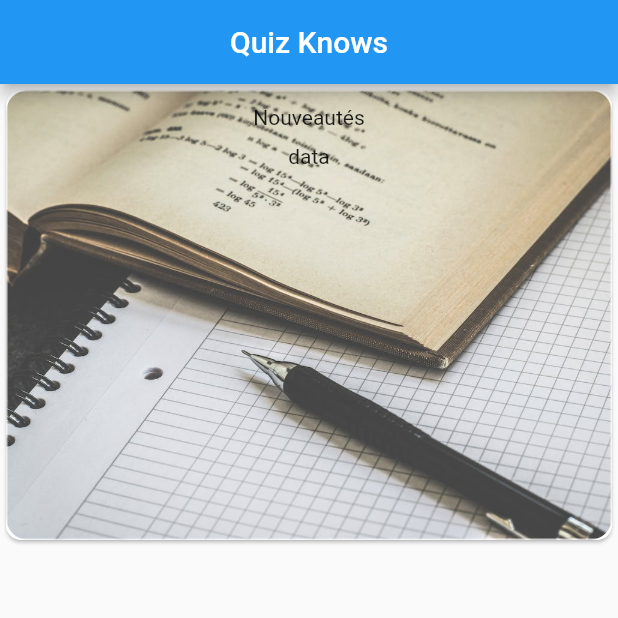
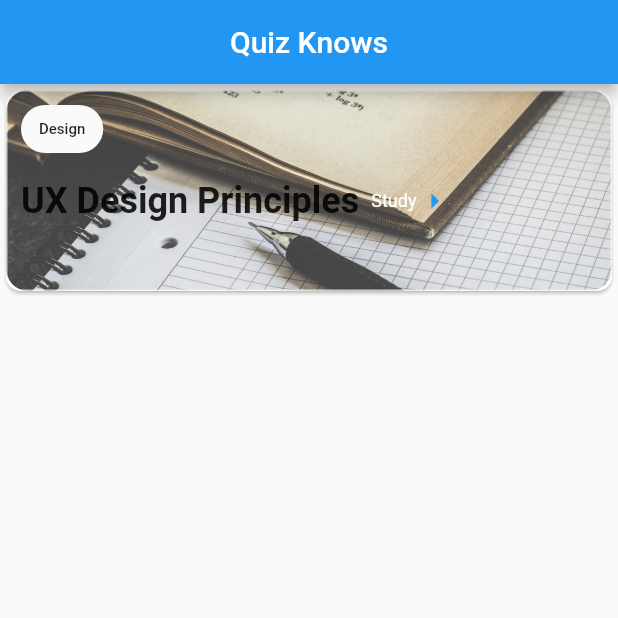
Before and after one commit to dignacio0815/quiz_knows_flutter_app, a Flutter app: the screen it shows after launch, on a phone screen of 412 x 824 dp, the top half of it. Run offline on Flutter 3.47's test engine with Material 2 defaults, Android fonts, the light colour scheme and no system bars.

Commit message:
Add chip and title to trending card

```diff
--- a/lib/pages/trending_card.dart
+++ b/lib/pages/trending_card.dart
@@ -1,4 +1,5 @@
 import 'package:flutter/material.dart';
+import 'package:quiz_knows_flutter_app/utils/chip_topic.dart';
 
 class TrendingCard extends StatelessWidget {
   const TrendingCard({super.key});
@@ -11,7 +12,7 @@ class TrendingCard extends StatelessWidget {
         borderRadius: BorderRadius.circular(10),
       ),
       child: Container(
-        height: 300,
+        height: 134,
         width: double.infinity,
         decoration: BoxDecoration(
           borderRadius: BorderRadius.circular(15.0),
@@ -23,10 +24,43 @@ class TrendingCard extends StatelessWidget {
         child: Column(
           children: [
             Padding(
-              padding: const EdgeInsets.all(10.0),
-              child: Text('Nouveautés'),
+              padding: const EdgeInsets.fromLTRB(10, 10, 0, 8),
+              child: Align(alignment: Alignment.topLeft, child: ChipTopic()),
             ),
-            Text("data")
+            Padding(
+              padding: const EdgeInsets.fromLTRB(10, 0, 0, 0),
+              child: Align(
+                alignment: Alignment.centerLeft,
+                child: Row(
+                  children: [
+                    Text(
+                      'UX Design Principles',
+                      style:
+                          TextStyle(fontSize: 24, fontWeight: FontWeight.bold),
+                    ),
+                    TextButton(
+                      style: TextButton.styleFrom(
+                        textStyle: const TextStyle(fontSize: 20),
+                      ),
+                      onPressed: () {},
+                      child: Row(
+                        mainAxisSize: MainAxisSize.min,
+                        children: [
+                          Text(
+                            "Study",
+                            style: TextStyle(
+                              fontSize: 12,
+                              color: Colors.white,
+                            ),
+                          ),
+                          Icon(Icons.arrow_right_sharp)
+                        ],
+                      ),
+                    ),
+                  ],
+                ),
+              ),
+            ),
           ],
         ),
       ),
--- /dev/null
+++ b/lib/utils/chip_topic.dart
@@ -0,0 +1,17 @@
+import 'package:flutter/material.dart';
+
+class ChipTopic extends StatelessWidget {
+  const ChipTopic({super.key});
+
+  @override
+  Widget build(BuildContext context) {
+    return const Chip(
+      backgroundColor: Color(0x00ffffff),
+      label: Text(
+        'Design',
+        style: TextStyle(fontSize: 10.0),
+      ),
+      materialTapTargetSize: MaterialTapTargetSize.shrinkWrap,
+    );
+  }
+}
```
